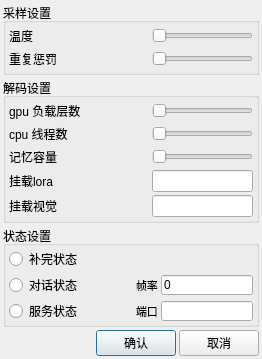
Qt form src/settings_dialog.ui (ylsdamxssjxxdd/eva) before a commit.
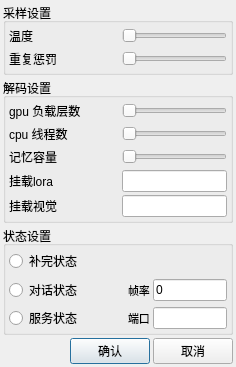
The same form after that commit.

What changed in the file:
```diff
--- a/src/settings_dialog.ui
+++ b/src/settings_dialog.ui
@@ -6,8 +6,8 @@
    <rect>
     <x>0</x>
     <y>0</y>
-    <width>262</width>
-    <height>345</height>
+    <width>236</width>
+    <height>367</height>
    </rect>
   </property>
   <property name="windowTitle">
@@ -31,6 +31,11 @@
    </property>
    <item>
     <widget class="QGroupBox" name="sample_box">
+     <property name="font">
+      <font>
+       <pointsize>9</pointsize>
+      </font>
+     </property>
      <property name="title">
       <string>采样设置</string>
      </property>
@@ -56,13 +61,13 @@
          <widget class="QLabel" name="temp_label">
           <property name="minimumSize">
            <size>
-            <width>140</width>
+            <width>110</width>
             <height>20</height>
            </size>
           </property>
           <property name="maximumSize">
            <size>
-            <width>140</width>
+            <width>110</width>
             <height>16777215</height>
            </size>
           </property>
@@ -76,7 +81,7 @@
           <property name="minimumSize">
            <size>
             <width>100</width>
-            <height>0</height>
+            <height>18</height>
            </size>
           </property>
           <property name="maximumSize">
@@ -98,13 +103,13 @@
          <widget class="QLabel" name="repeat_label">
           <property name="minimumSize">
            <size>
-            <width>140</width>
+            <width>110</width>
             <height>20</height>
            </size>
           </property>
           <property name="maximumSize">
            <size>
-            <width>140</width>
+            <width>110</width>
             <height>16777215</height>
            </size>
           </property>
@@ -118,7 +123,7 @@
           <property name="minimumSize">
            <size>
             <width>100</width>
-            <height>0</height>
+            <height>18</height>
            </size>
           </property>
           <property name="maximumSize">
@@ -139,6 +144,11 @@
    </item>
    <item>
     <widget class="QGroupBox" name="decode_box">
+     <property name="font">
+      <font>
+       <pointsize>9</pointsize>
+      </font>
+     </property>
      <property name="title">
       <string>解码设置</string>
      </property>
@@ -164,13 +174,13 @@
          <widget class="QLabel" name="ngl_label">
           <property name="minimumSize">
            <size>
-            <width>140</width>
+            <width>110</width>
             <height>20</height>
            </size>
           </property>
           <property name="maximumSize">
            <size>
-            <width>140</width>
+            <width>110</width>
             <height>16777215</height>
            </size>
           </property>
@@ -184,7 +194,7 @@
           <property name="minimumSize">
            <size>
             <width>100</width>
-            <height>0</height>
+            <height>18</height>
            </size>
           </property>
           <property name="maximumSize">
@@ -206,13 +216,13 @@
          <widget class="QLabel" name="nthread_label">
           <property name="minimumSize">
            <size>
-            <width>140</width>
+            <width>110</width>
             <height>20</height>
            </size>
           </property>
           <property name="maximumSize">
            <size>
-            <width>140</width>
+            <width>110</width>
             <height>16777215</height>
            </size>
           </property>
@@ -226,7 +236,7 @@
           <property name="minimumSize">
            <size>
             <width>100</width>
-            <height>0</height>
+            <height>18</height>
            </size>
           </property>
           <property name="maximumSize">
@@ -248,13 +258,13 @@
          <widget class="QLabel" name="nctx_label">
           <property name="minimumSize">
            <size>
-            <width>140</width>
+            <width>110</width>
             <height>20</height>
            </size>
           </property>
           <property name="maximumSize">
            <size>
-            <width>140</width>
+            <width>110</width>
             <height>16777215</height>
            </size>
           </property>
@@ -268,7 +278,7 @@
           <property name="minimumSize">
            <size>
             <width>100</width>
-            <height>0</height>
+            <height>18</height>
            </size>
           </property>
           <property name="maximumSize">
@@ -290,13 +300,13 @@
          <widget class="QLabel" name="lora_label">
           <property name="minimumSize">
            <size>
-            <width>140</width>
+            <width>110</width>
             <height>20</height>
            </size>
           </property>
           <property name="maximumSize">
            <size>
-            <width>140</width>
+            <width>110</width>
             <height>16777215</height>
            </size>
           </property>
@@ -323,13 +333,13 @@
          <widget class="QLabel" name="mmproj_label">
           <property name="minimumSize">
            <size>
-            <width>140</width>
+            <width>110</width>
             <height>20</height>
            </size>
           </property>
           <property name="maximumSize">
            <size>
-            <width>140</width>
+            <width>110</width>
             <height>16777215</height>
            </size>
           </property>
@@ -378,16 +388,21 @@
        <widget class="QRadioButton" name="complete_btn">
         <property name="minimumSize">
          <size>
-          <width>100</width>
+          <width>110</width>
           <height>20</height>
          </size>
         </property>
         <property name="maximumSize">
          <size>
-          <width>100</width>
+          <width>110</width>
           <height>16777215</height>
          </size>
         </property>
+        <property name="font">
+         <font>
+          <pointsize>9</pointsize>
+         </font>
+        </property>
         <property name="text">
          <string>补完状态</string>
         </property>
@@ -402,10 +417,21 @@
          <widget class="QRadioButton" name="chat_btn">
           <property name="minimumSize">
            <size>
-            <width>100</width>
+            <width>110</width>
             <height>20</height>
            </size>
           </property>
+          <property name="maximumSize">
+           <size>
+            <width>110</width>
+            <height>16777215</height>
+           </size>
+          </property>
+          <property name="font">
+           <font>
+            <pointsize>9</pointsize>
+           </font>
+          </property>
           <property name="text">
            <string>对话状态</string>
           </property>
@@ -466,16 +492,21 @@
          <widget class="QRadioButton" name="web_btn">
           <property name="minimumSize">
            <size>
-            <width>100</width>
+            <width>110</width>
             <height>20</height>
            </size>
           </property>
           <property name="maximumSize">
            <size>
-            <width>100</width>
+            <width>110</width>
             <height>16777215</height>
            </size>
           </property>
+          <property name="font">
+           <font>
+            <pointsize>9</pointsize>
+           </font>
+          </property>
           <property name="text">
            <string>服务状态</string>
           </property>
@@ -544,6 +575,11 @@
      </item>
      <item>
       <widget class="QPushButton" name="confirm">
+       <property name="font">
+        <font>
+         <pointsize>9</pointsize>
+        </font>
+       </property>
        <property name="text">
         <string>确认</string>
        </property>
@@ -551,6 +587,11 @@
      </item>
      <item>
       <widget class="QPushButton" name="cancel">
+       <property name="font">
+        <font>
+         <pointsize>9</pointsize>
+        </font>
+       </property>
        <property name="text">
         <string>取消</string>
        </property>
```
